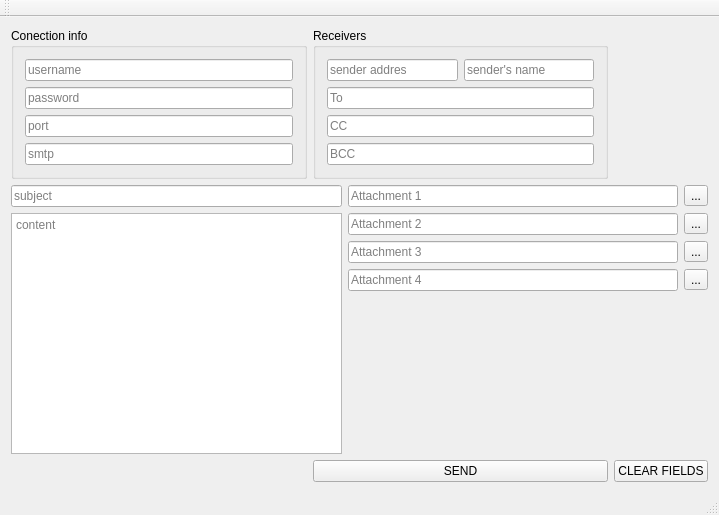
Old version of the form mainwindow.ui in the repository danalex07/qt-simpleemailapplication.
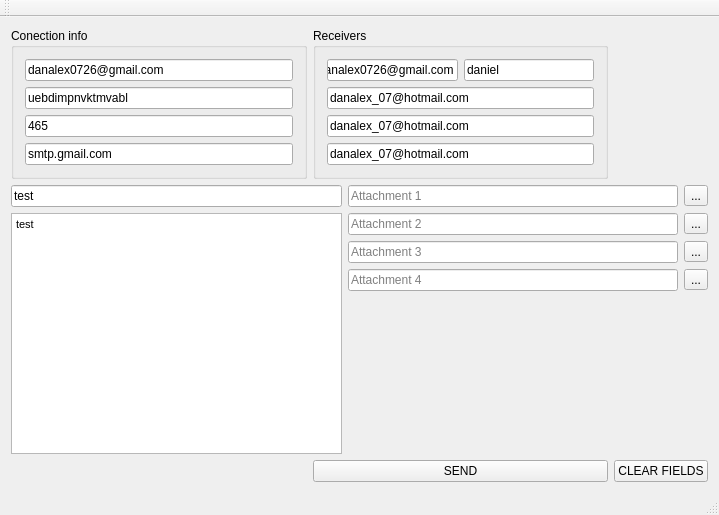
New version of the form.

Commit message: reorder objects order

Diff of the .ui file:
```diff
--- a/mainwindow.ui
+++ b/mainwindow.ui
@@ -60,7 +60,7 @@
       <item row="0" column="0">
        <widget class="QLineEdit" name="le_emailSubject">
         <property name="text">
-         <string/>
+         <string>test</string>
         </property>
         <property name="placeholderText">
          <string>subject</string>
@@ -127,7 +127,7 @@
 &lt;html&gt;&lt;head&gt;&lt;meta name=&quot;qrichtext&quot; content=&quot;1&quot; /&gt;&lt;style type=&quot;text/css&quot;&gt;
 p, li { white-space: pre-wrap; }
 &lt;/style&gt;&lt;/head&gt;&lt;body style=&quot; font-family:'MS Shell Dlg 2'; font-size:8.25pt; font-weight:400; font-style:normal;&quot;&gt;
-&lt;p style=&quot;-qt-paragraph-type:empty; margin-top:0px; margin-bottom:0px; margin-left:0px; margin-right:0px; -qt-block-indent:0; text-indent:0px;&quot;&gt;&lt;br /&gt;&lt;/p&gt;&lt;/body&gt;&lt;/html&gt;</string>
+&lt;p style=&quot; margin-top:0px; margin-bottom:0px; margin-left:0px; margin-right:0px; -qt-block-indent:0; text-indent:0px;&quot;&gt;test&lt;/p&gt;&lt;/body&gt;&lt;/html&gt;</string>
         </property>
         <property name="placeholderText">
          <string>content</string>
@@ -159,7 +159,7 @@
        <item row="0" column="0">
         <widget class="QLineEdit" name="le_sendersAdd">
          <property name="text">
-          <string/>
+          <string>danalex0726@gmail.com</string>
          </property>
          <property name="placeholderText">
           <string>sender addres</string>
@@ -169,7 +169,7 @@
        <item row="0" column="1">
         <widget class="QLineEdit" name="le_sendersName">
          <property name="text">
-          <string/>
+          <string>daniel</string>
          </property>
          <property name="placeholderText">
           <string>sender's name</string>
@@ -179,7 +179,7 @@
        <item row="3" column="0" colspan="2">
         <widget class="QLineEdit" name="le_bccAdd">
          <property name="text">
-          <string/>
+          <string>danalex_07@hotmail.com</string>
          </property>
          <property name="placeholderText">
           <string>BCC</string>
@@ -189,7 +189,7 @@
        <item row="2" column="0" colspan="2">
         <widget class="QLineEdit" name="le_ccAdd">
          <property name="text">
-          <string/>
+          <string>danalex_07@hotmail.com</string>
          </property>
          <property name="placeholderText">
           <string>CC</string>
@@ -199,7 +199,7 @@
        <item row="1" column="0" colspan="2">
         <widget class="QLineEdit" name="le_toAdd">
          <property name="text">
-          <string/>
+          <string>danalex_07@hotmail.com</string>
          </property>
          <property name="placeholderText">
           <string>To</string>
@@ -218,7 +218,7 @@
        <item>
         <widget class="QLineEdit" name="le_emailUser">
          <property name="text">
-          <string/>
+          <string>danalex0726@gmail.com</string>
          </property>
          <property name="placeholderText">
           <string>username</string>
@@ -228,7 +228,7 @@
        <item>
         <widget class="QLineEdit" name="le_emailPass">
          <property name="text">
-          <string/>
+          <string>uebdimpnvktmvabl</string>
          </property>
          <property name="placeholderText">
           <string>password</string>
@@ -241,7 +241,7 @@
           <string>00000</string>
          </property>
          <property name="text">
-          <string/>
+          <string>465</string>
          </property>
          <property name="placeholderText">
           <string>port</string>
@@ -251,7 +251,7 @@
        <item>
         <widget class="QLineEdit" name="le_emailSmtp">
          <property name="text">
-          <string/>
+          <string>smtp.gmail.com</string>
          </property>
          <property name="placeholderText">
           <string>smtp</string>
```
Left out of the diff: 23 changed lines with no effect on the pictures.
